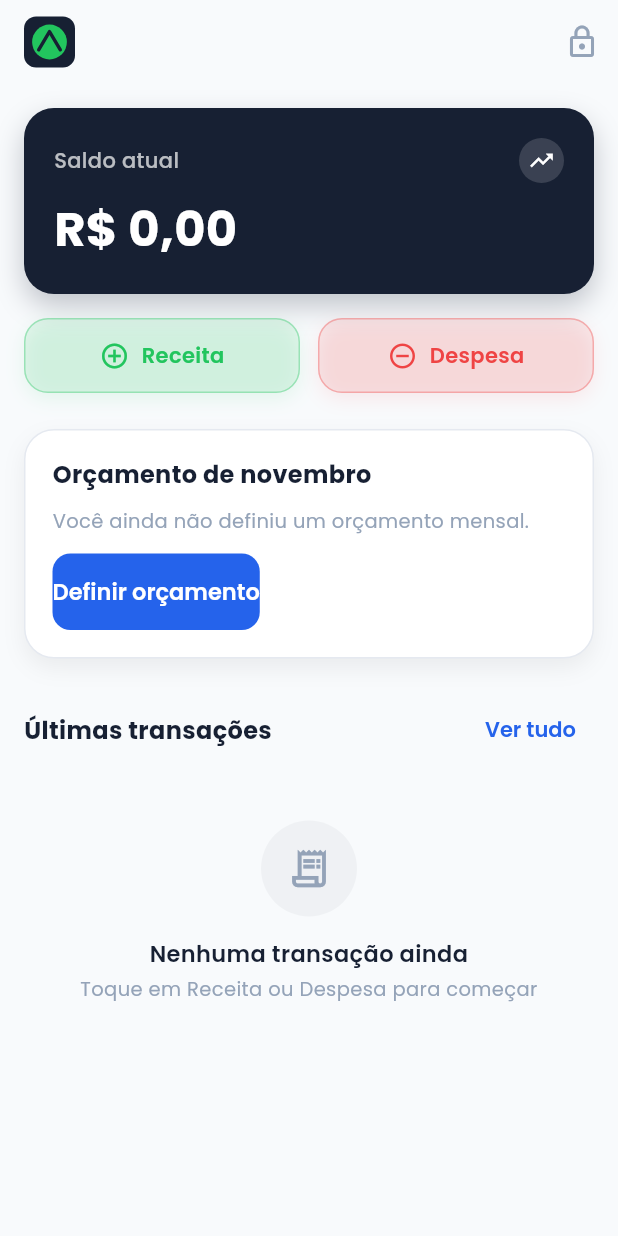
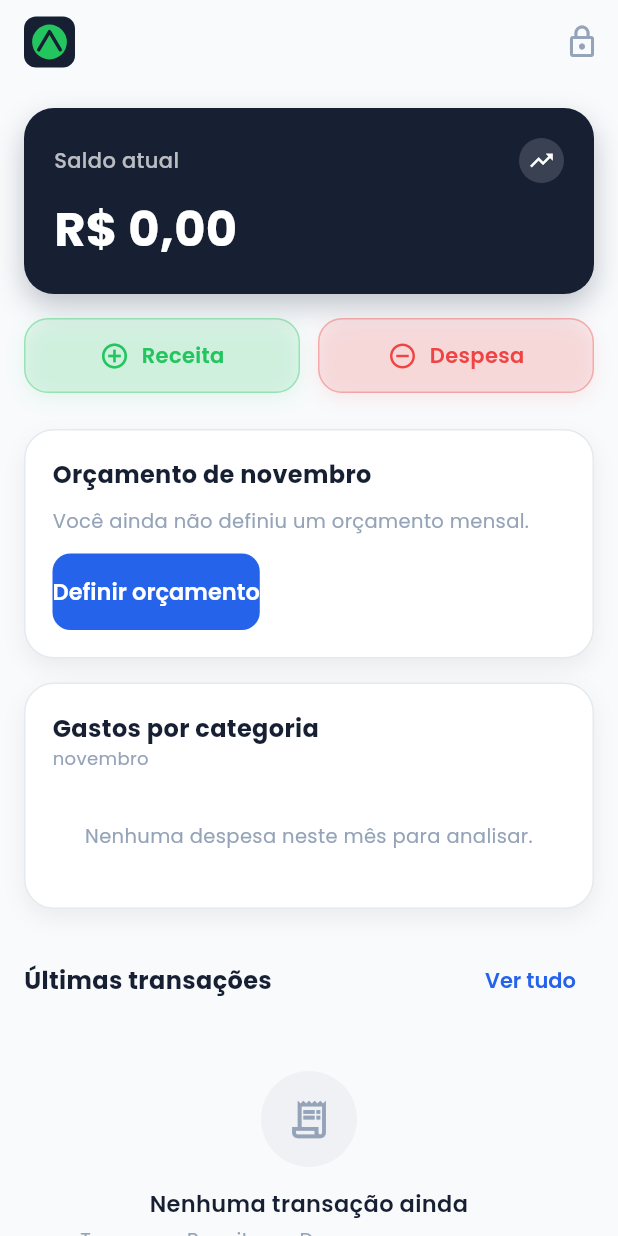
Before and after one commit to itsAGBS/DinDin, a Flutter app: the screen it shows once a user with an empty profile is signed in, on a phone screen of 412 x 824 dp. Run offline on Flutter 3.47's test engine with Material 3 defaults, Android fonts, the phone set to English and light mode, and no system bars; our stand-ins replace cloud_firestore, firebase_auth, firebase_core, fl_chart, flutter_secure_storage, google_fonts and 3 more; accounts and stored records are empty.

Commit message:
feat: adiciona grafico de despesas por categoria

```diff
--- a/lib/screens/dashboard_screen.dart
+++ b/lib/screens/dashboard_screen.dart
@@ -6,6 +6,7 @@ import '../theme/app_colors.dart';
 import '../utils/page_transitions.dart';
 import '../widgets/dindin_logo.dart';
 import '../widgets/estado_vazio.dart';
+import '../widgets/grafico_categorias.dart';
 import '../widgets/orcamento_mensal_card.dart';
 import '../widgets/saldo_card.dart';
 import '../widgets/transacao_tile.dart';
@@ -102,6 +103,12 @@ class DashboardScreen extends StatelessWidget {
                       gasto: provider.gastoMesAtual,
                       referencia: referencia,
                       onConfigurar: () => _abrirOrcamento(context),
+                    ),
+                    const SizedBox(height: 16),
+                    GraficoCategorias(
+                      despesasPorCategoria:
+                          provider.despesasPorCategoriaMesAtual,
+                      referencia: referencia,
                     ),
                     const SizedBox(height: 24),
                     Row(
--- /dev/null
+++ b/lib/widgets/grafico_categorias.dart
@@ -0,0 +1,239 @@
+import 'package:fl_chart/fl_chart.dart';
+import 'package:flutter/material.dart';
+import 'package:google_fonts/google_fonts.dart';
+
+import '../theme/app_colors.dart';
+import '../utils/formatos_br.dart';
+
+/// Gráfico de rosca das despesas do mês por categoria.
+/// Recebe o Map já agregado e não conhece Provider.
+class GraficoCategorias extends StatelessWidget {
+  final Map<String, double> despesasPorCategoria;
+  final DateTime referencia;
+
+  /// Número máximo de fatias exibidas no gráfico.
+  static const int _maxFatias = 6;
+
+  const GraficoCategorias({
+    super.key,
+    required this.despesasPorCategoria,
+    required this.referencia,
+  });
+
+  List<Color> _paleta(AppPalette cores) => [
+        cores.azul,
+        cores.alerta,
+        const Color(0xFF8B5CF6),
+        const Color(0xFF14B8A6),
+        const Color(0xFFEC4899),
+        const Color(0xFF06B6D4),
+      ];
+
+  List<_Fatia> _montarFatias(AppPalette cores) {
+    final ordenadas = despesasPorCategoria.entries
+        .where((e) => e.value > 0)
+        .toList()
+      ..sort((a, b) => b.value.compareTo(a.value));
+
+    if (ordenadas.isEmpty) return const [];
+
+    final paleta = _paleta(cores);
+    final fatias = <_Fatia>[];
+
+    // Até seis categorias: mostra todas. Acima disso: cinco principais + resto.
+    if (ordenadas.length <= _maxFatias) {
+      for (var i = 0; i < ordenadas.length; i++) {
+        fatias.add(_Fatia(ordenadas[i].key, ordenadas[i].value, paleta[i]));
+      }
+      return fatias;
+    }
+
+    final principais = _maxFatias - 1;
+    for (var i = 0; i < principais; i++) {
+      fatias.add(_Fatia(ordenadas[i].key, ordenadas[i].value, paleta[i]));
+    }
+
+    final resto = ordenadas
+        .skip(principais)
+        .fold<double>(0, (soma, e) => soma + e.value);
+    fatias.add(_Fatia('Demais categorias', resto, cores.textoSecundario));
+
+    return fatias;
+  }
+
+  @override
+  Widget build(BuildContext context) {
+    final cores = context.cores;
+    final fatias = _montarFatias(cores);
+    final total = fatias.fold<double>(0, (soma, f) => soma + f.valor);
+
+    return Container(
+      width: double.infinity,
+      padding: const EdgeInsets.all(18),
+      decoration: BoxDecoration(
+        color: cores.cardFundo,
+        borderRadius: BorderRadius.circular(20),
+        border: Border.all(color: cores.borda),
+        boxShadow: [
+          BoxShadow(
+            color: cores.sombra,
+            blurRadius: 12,
+            offset: const Offset(0, 6),
+          ),
+        ],
+      ),
+      child: Column(
+        crossAxisAlignment: CrossAxisAlignment.start,
+        children: [
+          Text(
+            'Gastos por categoria',
+            style: GoogleFonts.poppins(
+              fontSize: 16,
+              fontWeight: FontWeight.w700,
+              color: cores.textoPrincipal,
+            ),
+          ),
+          Text(
+            FormatosBR.nomeDoMes(referencia.month),
+            style: GoogleFonts.poppins(
+              fontSize: 12,
+              color: cores.textoSecundario,
+            ),
+          ),
+          const SizedBox(height: 14),
+          if (fatias.isEmpty || total <= 0)
+            Padding(
+              padding: const EdgeInsets.symmetric(vertical: 20),
+              child: Center(
+                child: Text(
+                  'Nenhuma despesa neste mês para analisar.',
+                  textAlign: TextAlign.center,
+                  style: GoogleFonts.poppins(
+                    fontSize: 13,
+                    color: cores.textoSecundario,
+                  ),
+                ),
+              ),
+            )
+          else ...[
+            SizedBox(
+              height: 190,
+              child: Stack(
+                alignment: Alignment.center,
+                children: [
+                  PieChart(
+                    PieChartData(
+                      sectionsSpace: 3,
+                      centerSpaceRadius: 62,
+                      startDegreeOffset: -90,
+                      pieTouchData: PieTouchData(enabled: false),
+                      sections: [
+                        for (final f in fatias)
+                          PieChartSectionData(
+                            value: f.valor,
+                            color: f.cor,
+                            radius: 26,
+                            showTitle: false,
+                          ),
+                      ],
+                    ),
+                  ),
+                  Column(
+                    mainAxisSize: MainAxisSize.min,
+                    children: [
+                      Text(
+                        'Total',
+                        style: GoogleFonts.poppins(
+                          fontSize: 12,
+                          color: cores.textoSecundario,
+                        ),
+                      ),
+                      Text(
+                        FormatosBR.moeda(total),
+                        style: GoogleFonts.poppins(
+                          fontSize: 16,
+                          fontWeight: FontWeight.w700,
+                          color: cores.textoPrincipal,
+                        ),
+                      ),
+                    ],
+                  ),
+                ],
+              ),
+            ),
+            const SizedBox(height: 14),
+            for (final f in fatias)
+              _LinhaLegenda(
+                fatia: f,
+                percentual: f.valor / total * 100,
+              ),
+          ],
+        ],
+      ),
+    );
+  }
+}
+
+class _Fatia {
+  final String nome;
+  final double valor;
+  final Color cor;
+
+  const _Fatia(this.nome, this.valor, this.cor);
+}
+
+class _LinhaLegenda extends StatelessWidget {
+  final _Fatia fatia;
+  final double percentual;
+
+  const _LinhaLegenda({
+    required this.fatia,
+    required this.percentual,
+  });
+
+  @override
+  Widget build(BuildContext context) {
+    final cores = context.cores;
+    final estilo = GoogleFonts.poppins(
+      fontSize: 13,
+      color: cores.textoPrincipal,
+    );
+
+    return Padding(
+      padding: const EdgeInsets.symmetric(vertical: 5),
+      child: Row(
+        children: [
+          Container(
+            width: 10,
+            height: 10,
+            decoration: BoxDecoration(
+              color: fatia.cor,
+              shape: BoxShape.circle,
+            ),
+          ),
+          const SizedBox(width: 10),
+          Expanded(
+            child: Text(
+              fatia.nome,
+              style: estilo,
+              overflow: TextOverflow.ellipsis,
+            ),
+          ),
+          const SizedBox(width: 8),
+          Text(
+            FormatosBR.moeda(fatia.valor),
+            style: estilo.copyWith(fontWeight: FontWeight.w600),
+          ),
+          SizedBox(
+            width: 58,
+            child: Text(
+              FormatosBR.percentual(percentual),
+              textAlign: TextAlign.right,
+              style: estilo.copyWith(color: cores.textoSecundario),
+            ),
+          ),
+        ],
+      ),
+    );
+  }
+}
--- a/pubspec.yaml
+++ b/pubspec.yaml
@@ -55,6 +55,7 @@ dependencies:
   local_auth: ^2.3.0
   flutter_secure_storage: ^9.2.2
   crypto: ^3.0.3
+  fl_chart: ^1.3.1
 
 dev_dependencies:
   flutter_test:
```
